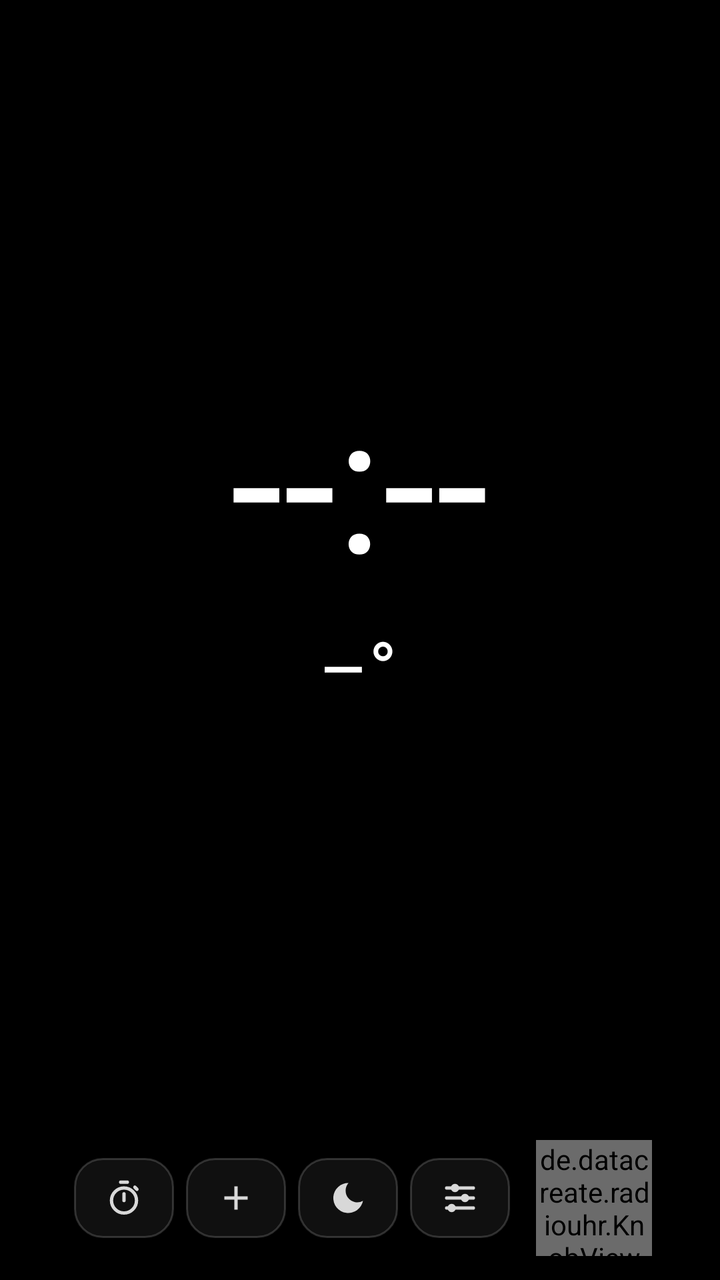
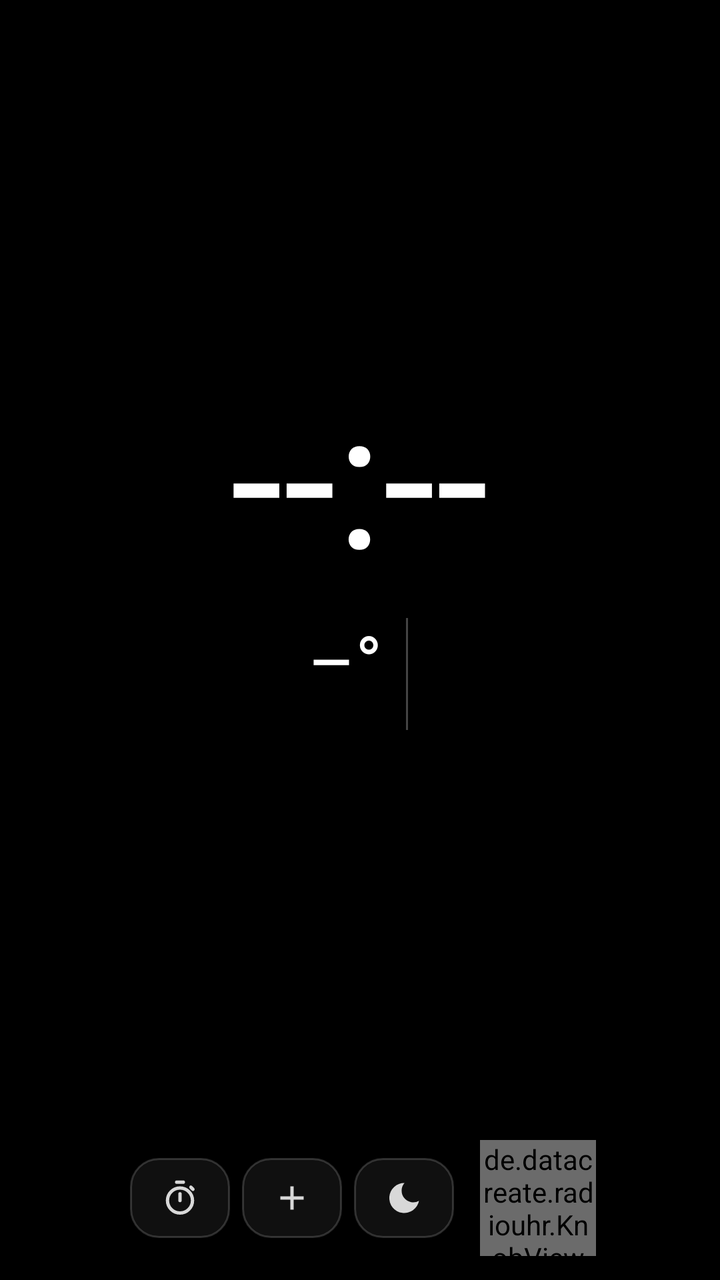

Screens rendered from an Android XML layout before and after an edit, with the pre-edit source and the edit as a unified diff.
<!-- AndroidManifest.xml: application theme AppTheme -->
<!-- res/layout/activity_main.xml -->
<?xml version="1.0" encoding="utf-8"?>
<LinearLayout xmlns:android="http://schemas.android.com/apk/res/android"
    android:id="@+id/root"
    android:layout_width="match_parent"
    android:layout_height="match_parent"
    android:background="#000000"
    android:keepScreenOn="true"
    android:orientation="vertical"
    android:padding="12dp">

    <LinearLayout
        android:id="@+id/clockPanel"
        android:layout_width="match_parent"
        android:layout_height="0dp"
        android:layout_weight="1"
        android:gravity="center"
        android:orientation="vertical">

        <TextView
            android:id="@+id/tvDate"
            android:layout_width="wrap_content"
            android:layout_height="wrap_content"
            android:textColor="#BBBBBB"
            android:textSize="21sp" />

        <TextView
            android:id="@+id/tvTime"
            android:layout_width="wrap_content"
            android:layout_height="wrap_content"
            android:includeFontPadding="false"
            android:singleLine="true"
            android:text="--:--"
            android:textColor="#FFFFFF"
            android:textSize="96sp" />

        <de.datacreate.radiouhr.ClockView
            android:id="@+id/clockView"
            android:layout_width="match_parent"
            android:layout_height="120dp"
            android:visibility="gone" />


        <LinearLayout
            android:id="@+id/weatherRow"
            android:layout_width="wrap_content"
            android:layout_height="wrap_content"
            android:layout_marginTop="8dp"
            android:gravity="center_vertical"
            android:orientation="horizontal">

            <TextView
                android:id="@+id/tvWeatherIcon"
                android:layout_width="wrap_content"
                android:layout_height="wrap_content"
                android:textColor="#FFD27A"
                android:textSize="32sp" />

            <TextView
                android:id="@+id/tvTemp"
                android:layout_width="wrap_content"
                android:layout_height="wrap_content"
                android:layout_marginLeft="10dp"
                android:text="–°"
                android:textColor="#FFFFFF"
                android:textSize="38sp" />

            <TextView
                android:id="@+id/tvWeatherInfo"
                android:layout_width="wrap_content"
                android:layout_height="wrap_content"
                android:layout_marginLeft="12dp"
                android:maxLines="2"
                android:textColor="#999999"
                android:textSize="14sp" />
        </LinearLayout>


        <LinearLayout
            android:id="@+id/forecastRow"
            android:layout_width="wrap_content"
            android:layout_height="wrap_content"
            android:layout_marginTop="8dp"
            android:orientation="horizontal" />

        <TextView
            android:id="@+id/tvEvents"
            android:layout_width="wrap_content"
            android:layout_height="wrap_content"
            android:layout_marginTop="10dp"
            android:gravity="center"
            android:lineSpacingExtra="2dp"
            android:maxLines="4"
            android:textColor="#DDDDDD"
            android:textSize="15sp"
            android:visibility="gone" />
    </LinearLayout>

    <LinearLayout
        android:id="@+id/radioPanel"
        android:layout_width="match_parent"
        android:layout_height="wrap_content"
        android:gravity="center"
        android:orientation="vertical">

        <de.datacreate.radiouhr.DialView
            android:id="@+id/dialView"
            android:layout_width="match_parent"
            android:layout_height="78dp"
            android:layout_marginBottom="4dp"
            android:visibility="gone" />

        <TextView
            android:id="@+id/tvStation"
            android:layout_width="match_parent"
            android:layout_height="wrap_content"
            android:ellipsize="end"
            android:gravity="center"
            android:singleLine="true"
            android:textColor="#FFFFFF"
            android:textSize="20sp"
            android:textStyle="bold" />

        <TextView
            android:id="@+id/tvNowPlaying"
            android:layout_width="match_parent"
            android:layout_height="wrap_content"
            android:ellipsize="end"
            android:gravity="center"
            android:singleLine="true"
            android:textColor="#AAAAAA"
            android:textSize="14sp" />

        <HorizontalScrollView
            android:id="@+id/favScroll"
            android:layout_width="match_parent"
            android:layout_height="wrap_content"
            android:layout_marginTop="6dp"
            android:fillViewport="true"
            android:scrollbars="none">

            <LinearLayout
                android:id="@+id/favRow"
                android:layout_width="match_parent"
                android:layout_height="wrap_content"
                android:gravity="center_horizontal"
                android:orientation="horizontal" />
        </HorizontalScrollView>

        <LinearLayout
            android:id="@+id/favGrid"
            android:layout_width="match_parent"
            android:layout_height="wrap_content"
            android:layout_marginTop="6dp"
            android:orientation="vertical"
            android:visibility="gone" />

        <LinearLayout
            android:layout_width="match_parent"
            android:layout_height="wrap_content"
            android:layout_marginTop="4dp"
            android:alpha="0.85"
            android:gravity="center"
            android:orientation="horizontal">

            <ImageView android:id="@+id/btnPlay" style="@style/IconBtn" android:layout_weight="1.4"
                android:padding="12dp" android:src="@drawable/ic_play" android:visibility="gone" />

            <FrameLayout android:id="@+id/btnTimer" style="@style/IconBtn" android:padding="0dp">
                <ImageView
                    android:id="@+id/timerIcon"
                    android:layout_width="match_parent"
                    android:layout_height="match_parent"
                    android:padding="10dp"
                    android:scaleType="fitCenter"
                    android:src="@drawable/ic_timer" />
                <TextView
                    android:id="@+id/tvTimerBadge"
                    android:layout_width="wrap_content"
                    android:layout_height="wrap_content"
                    android:layout_gravity="bottom|right"
                    android:layout_margin="1dp"
                    android:textColor="#FF8A3D"
                    android:textSize="9sp"
                    android:textStyle="bold" />
            </FrameLayout>

            <ImageView android:id="@+id/btnAdd" style="@style/IconBtn" android:src="@drawable/ic_add" />
            <ImageView android:id="@+id/btnNight" style="@style/IconBtn" android:src="@drawable/ic_moon" />
            <ImageView android:id="@+id/btnSettings" style="@style/IconBtn" android:src="@drawable/ic_tune" />

            <de.datacreate.radiouhr.KnobView
                android:id="@+id/knob"
                android:layout_width="58dp"
                android:layout_height="58dp"
                android:layout_marginLeft="10dp" />
        </LinearLayout>
    </LinearLayout>
</LinearLayout>
<!-- resources referenced by this layout -->
<resources>
  <!-- drawable ic_add (drawable) -->
  <vector xmlns:android="http://schemas.android.com/apk/res/android" android:width="24dp" android:height="24dp" android:viewportWidth="24" android:viewportHeight="24">
      <path android:fillColor="#FFFFFF" android:pathData="M19,13h-6v6h-2v-6H5v-2h6V5h2v6h6v2z" />
  </vector>
  <!-- drawable ic_moon (drawable) -->
  <vector xmlns:android="http://schemas.android.com/apk/res/android" android:width="24dp" android:height="24dp" android:viewportWidth="24" android:viewportHeight="24">
      <path android:fillColor="#FFFFFF" android:pathData="M12.3,3A9,9 0 1,0 21,13.7A7,7 0 0,1 12.3,3z" />
  </vector>
  <!-- drawable ic_play (drawable) -->
  <vector xmlns:android="http://schemas.android.com/apk/res/android" android:width="24dp" android:height="24dp" android:viewportWidth="24" android:viewportHeight="24">
      <path android:fillColor="#FFFFFF" android:pathData="M8,5v14l11,-7z" />
  </vector>
  <!-- drawable ic_timer (drawable) -->
  <vector xmlns:android="http://schemas.android.com/apk/res/android" android:width="24dp" android:height="24dp" android:viewportWidth="24" android:viewportHeight="24">
      <path android:fillColor="#00000000" android:strokeColor="#FFFFFF" android:strokeWidth="2"
          android:pathData="M4.5,13.5a7.5,7.5 0 1,0 15,0a7.5,7.5 0 1,0 -15,0" />
      <path android:fillColor="#00000000" android:strokeColor="#FFFFFF" android:strokeWidth="2" android:strokeLineCap="round"
          android:pathData="M12,13.5L12,9.5M10,2.5L14,2.5M18.5,5.5L19.8,6.8" />
  </vector>
  <!-- drawable ic_tune (drawable) -->
  <vector xmlns:android="http://schemas.android.com/apk/res/android" android:width="24dp" android:height="24dp" android:viewportWidth="24" android:viewportHeight="24">
      <path android:fillColor="#00000000" android:strokeColor="#FFFFFF" android:strokeWidth="2" android:strokeLineCap="round"
          android:pathData="M4,6L20,6M4,12L20,12M4,18L20,18" />
      <path android:fillColor="#FFFFFF"
          android:pathData="M6.5,6a2.5,2.5 0 1,0 5,0a2.5,2.5 0 1,0 -5,0M12.5,12a2.5,2.5 0 1,0 5,0a2.5,2.5 0 1,0 -5,0M4.5,18a2.5,2.5 0 1,0 5,0a2.5,2.5 0 1,0 -5,0" />
  </vector>
  <style name="IconBtn">
          <item name="android:layout_width">50dp</item>
          <item name="android:layout_height">40dp</item>
          <item name="android:layout_margin">3dp</item>
          <item name="android:padding">10dp</item>
          <item name="android:scaleType">fitCenter</item>
          <item name="android:background">@drawable/btn_bg</item>
          <item name="android:clickable">true</item>
          <item name="android:focusable">true</item>
      </style>
  <style name="AppTheme" parent="android:Theme.Material.NoActionBar.Fullscreen">
          <item name="android:windowBackground">@android:color/black</item>
          <item name="android:colorAccent">#FF8A3D</item>
      </style>
  <!-- drawable btn_bg (drawable) -->
  <?xml version="1.0" encoding="utf-8"?>
  <selector xmlns:android="http://schemas.android.com/apk/res/android">
      <item android:state_pressed="true">
          <shape android:shape="rectangle">
              <solid android:color="#33FFFFFF" />
              <corners android:radius="14dp" />
              <stroke android:width="1dp" android:color="#66FFFFFF" />
          </shape>
      </item>
      <item>
          <shape android:shape="rectangle">
              <solid android:color="#14FFFFFF" />
              <corners android:radius="14dp" />
              <stroke android:width="1dp" android:color="#33FFFFFF" />
          </shape>
      </item>
  </selector>
</resources>

<!-- the commit's change to res/layout/activity_main.xml (unified diff, before → after) -->
@@ -1,5 +1,11 @@
 <?xml version="1.0" encoding="utf-8"?>
-<LinearLayout xmlns:android="http://schemas.android.com/apk/res/android"
+<FrameLayout xmlns:android="http://schemas.android.com/apk/res/android"
+    android:id="@+id/frame"
+    android:layout_width="match_parent"
+    android:layout_height="match_parent"
+    android:background="#000000">
+
+<LinearLayout
     android:id="@+id/root"
     android:layout_width="match_parent"
     android:layout_height="match_parent"
@@ -41,47 +47,71 @@
 
 
         <LinearLayout
-            android:id="@+id/weatherRow"
+            android:id="@+id/weatherBox"
             android:layout_width="wrap_content"
             android:layout_height="wrap_content"
             android:layout_marginTop="8dp"
+            android:clickable="true"
+            android:focusable="true"
             android:gravity="center_vertical"
             android:orientation="horizontal">
 
-            <TextView
-                android:id="@+id/tvWeatherIcon"
+            <LinearLayout
                 android:layout_width="wrap_content"
                 android:layout_height="wrap_content"
-                android:textColor="#FFD27A"
-                android:textSize="32sp" />
-
-            <TextView
-                android:id="@+id/tvTemp"
+                android:gravity="center_horizontal"
+                android:orientation="vertical">
+
+                <LinearLayout
+                    android:id="@+id/weatherRow"
+                    android:layout_width="wrap_content"
+                    android:layout_height="wrap_content"
+                    android:gravity="center_vertical"
+                    android:orientation="horizontal">
+
+                    <TextView
+                        android:id="@+id/tvWeatherIcon"
+                        android:layout_width="wrap_content"
+                        android:layout_height="wrap_content"
+                        android:textColor="#FFD27A"
+                        android:textSize="26sp" />
+
+                    <TextView
+                        android:id="@+id/tvTemp"
+                        android:layout_width="wrap_content"
+                        android:layout_height="wrap_content"
+                        android:layout_marginLeft="6dp"
+                        android:text="–°"
+                        android:textColor="#FFFFFF"
+                        android:textSize="36sp" />
+                </LinearLayout>
+
+                <TextView
+                    android:id="@+id/tvWeatherInfo"
+                    android:layout_width="wrap_content"
+                    android:layout_height="wrap_content"
+                    android:gravity="center"
+                    android:maxWidth="150dp"
+                    android:maxLines="3"
+                    android:textColor="#999999"
+                    android:textSize="11sp" />
+            </LinearLayout>
+
+            <View
+                android:id="@+id/wxDivider"
+                android:layout_width="1dp"
+                android:layout_height="56dp"
+                android:layout_marginLeft="12dp"
+                android:layout_marginRight="8dp"
+                android:background="#44FFFFFF" />
+
+            <LinearLayout
+                android:id="@+id/forecastRow"
                 android:layout_width="wrap_content"
                 android:layout_height="wrap_content"
-                android:layout_marginLeft="10dp"
-                android:text="–°"
-                android:textColor="#FFFFFF"
-                android:textSize="38sp" />
-
-            <TextView
-                android:id="@+id/tvWeatherInfo"
-                android:layout_width="wrap_content"
-                android:layout_height="wrap_content"
-                android:layout_marginLeft="12dp"
-                android:maxLines="2"
-                android:textColor="#999999"
-                android:textSize="14sp" />
+                android:orientation="horizontal" />
         </LinearLayout>
 
-
-        <LinearLayout
-            android:id="@+id/forecastRow"
-            android:layout_width="wrap_content"
-            android:layout_height="wrap_content"
-            android:layout_marginTop="8dp"
-            android:orientation="horizontal" />
-
         <TextView
             android:id="@+id/tvEvents"
             android:layout_width="wrap_content"
@@ -89,7 +119,7 @@
             android:layout_marginTop="10dp"
             android:gravity="center"
             android:lineSpacingExtra="2dp"
-            android:maxLines="4"
+            android:maxLines="9"
             android:textColor="#DDDDDD"
             android:textSize="15sp"
             android:visibility="gone" />
@@ -186,7 +216,7 @@
 
             <ImageView android:id="@+id/btnAdd" style="@style/IconBtn" android:src="@drawable/ic_add" />
             <ImageView android:id="@+id/btnNight" style="@style/IconBtn" android:src="@drawable/ic_moon" />
-            <ImageView android:id="@+id/btnSettings" style="@style/IconBtn" android:src="@drawable/ic_tune" />
+            <ImageView android:id="@+id/btnSettings" style="@style/IconBtn" android:src="@drawable/ic_tune" android:visibility="gone" />
 
             <de.datacreate.radiouhr.KnobView
                 android:id="@+id/knob"
@@ -196,3 +226,13 @@
         </LinearLayout>
     </LinearLayout>
 </LinearLayout>
+
+    <ImageView
+        android:id="@+id/btnGear"
+        android:layout_width="44dp"
+        android:layout_height="44dp"
+        android:layout_gravity="top|right"
+        android:layout_margin="4dp"
+        android:alpha="0.6"
+        android:padding="11dp" />
+</FrameLayout>
